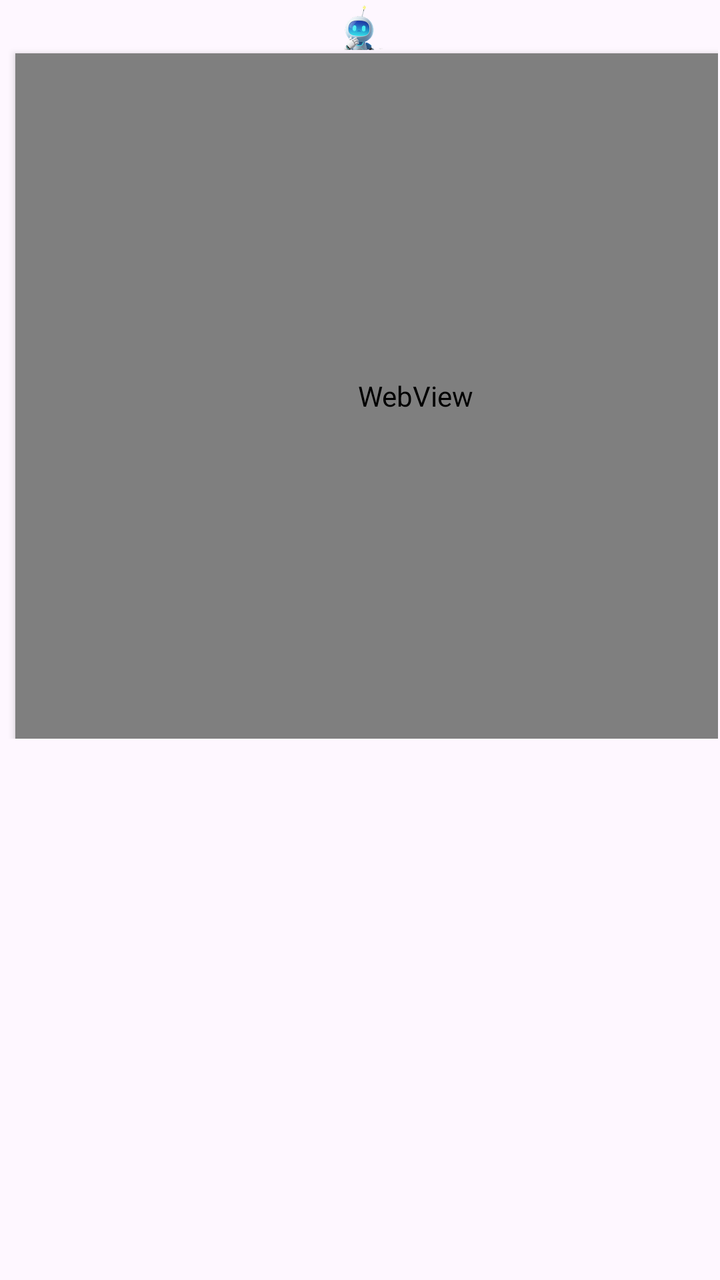
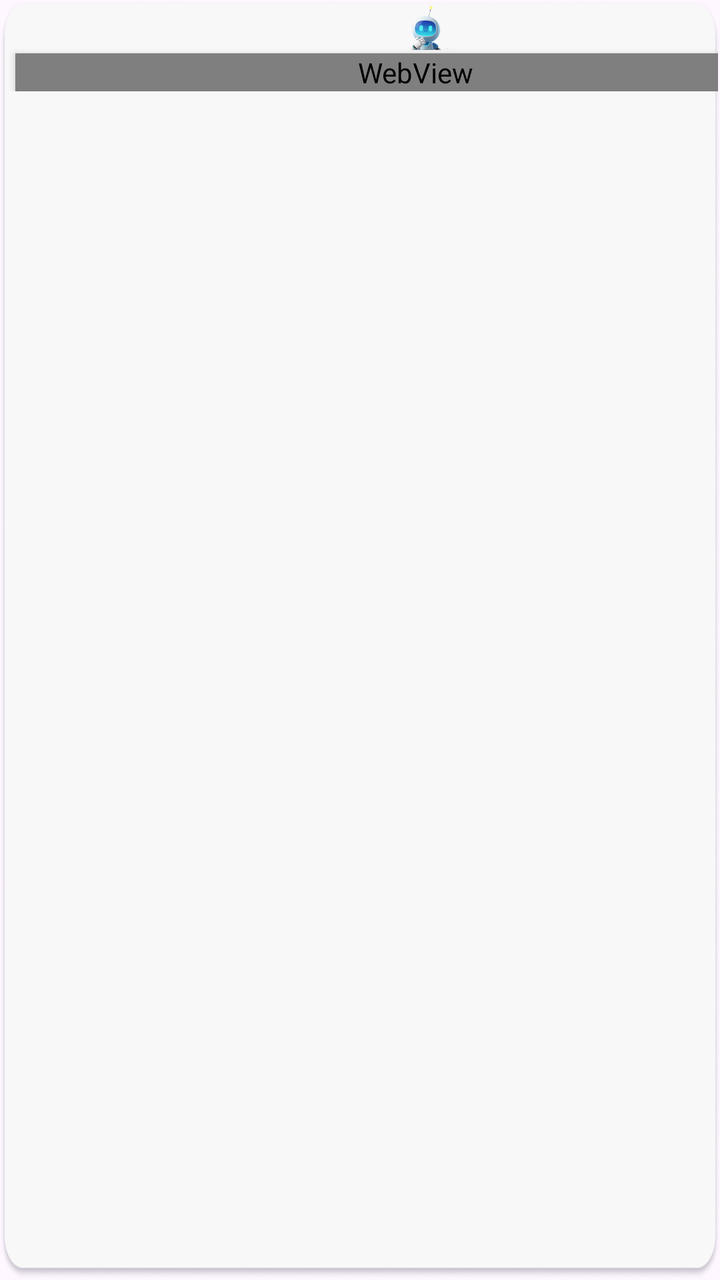

Compare the two renders of this Android layout. The source of the first and the diff that turns it into the second are given below.
<!-- AndroidManifest.xml: application theme Theme.AIAgent -->
<!-- res/layout/aiagent_window_layout.xml -->
<?xml version="1.0" encoding="utf-8"?>
<FrameLayout xmlns:android="http://schemas.android.com/apk/res/android"
    android:layout_width="1244px"
    android:layout_height="1252px"
    android:id="@+id/myFrameLayout"
    android:padding="1dp">
    

    <LinearLayout
        android:layout_width="wrap_content"
        android:layout_height="wrap_content"

        android:id="@+id/aiagentlinearLayout"

        android:orientation="vertical">
        <LinearLayout
            android:layout_width="wrap_content"
            android:layout_height="wrap_content"

            android:id="@+id/tipslayout"
            android:layout_marginLeft="500px"
            android:orientation="horizontal">
            <ImageView
                android:id="@+id/roboticon"
                android:layout_width="72px"
                android:layout_height="72px"

                android:scaleType="fitXY"
                android:src="@drawable/robot"
                android:visibility="visible" />
            <LinearLayout
                android:layout_width="wrap_content"
                android:layout_height="wrap_content"
                android:layout_marginLeft="50px"
                android:layout_marginTop="30px"
                android:id="@+id/inputtextslayout"

                android:orientation="vertical">
                <TextView
                    android:id="@+id/inputtext"
                    android:layout_width="600px"
                    android:layout_height="40px"
                    android:textColor="#FF000000"
                    android:textSize="20sp"/>

            </LinearLayout>


        </LinearLayout>
        <TextView
            android:id="@+id/proceduer"
            android:layout_width="235px"
            android:layout_height="40px"
            android:textColor="#FF007AFF"
            android:text="qwen3.0生成中..."
            android:visibility="gone"
            android:layout_marginLeft="450px"
            android:textSize="15sp"/>
        <WebView
            android:id="@+id/responseWebView"
            android:layout_width="1200px"
            android:layout_height="1028px"
            android:layout_marginLeft="20px"
            android:layout_marginTop="5px"
            android:elevation="2dp" />
    </LinearLayout>

</FrameLayout>
<!-- resources referenced by this layout -->
<resources>
  <!-- drawable robot: png bitmap (drawable, 20945 bytes) -->
  <style name="Theme.AIAgent" parent="Base.Theme.AIAgent" />
  <style name="Base.Theme.AIAgent" parent="Theme.Material3.DayNight.NoActionBar">
          
          
      </style>
</resources>

<!-- the commit's change to res/layout/aiagent_window_layout.xml (unified diff, before → after) -->
@@ -1,8 +1,10 @@
 <?xml version="1.0" encoding="utf-8"?>
 <FrameLayout xmlns:android="http://schemas.android.com/apk/res/android"
     android:layout_width="1244px"
-    android:layout_height="1252px"
+    android:layout_height="wrap_content"
     android:id="@+id/myFrameLayout"
+    android:background="@drawable/aiagentwindowbigbg"
+    android:scaleType="fitXY"
     android:padding="1dp">
     
 
@@ -18,7 +20,7 @@
             android:layout_height="wrap_content"
 
             android:id="@+id/tipslayout"
-            android:layout_marginLeft="500px"
+            android:layout_marginLeft="600px"
             android:orientation="horizontal">
             <ImageView
                 android:id="@+id/roboticon"
@@ -54,12 +56,12 @@
             android:textColor="#FF007AFF"
             android:text="qwen3.0生成中..."
             android:visibility="gone"
-            android:layout_marginLeft="450px"
+            android:layout_marginLeft="550px"
             android:textSize="15sp"/>
         <WebView
             android:id="@+id/responseWebView"
             android:layout_width="1200px"
-            android:layout_height="1028px"
+            android:layout_height="wrap_content"
             android:layout_marginLeft="20px"
             android:layout_marginTop="5px"
             android:elevation="2dp" />
<!-- resource entries referenced after the edit -->
@@ -1,5 +1,6 @@
 <!-- resources referenced by this layout -->
 <resources>
+  <!-- drawable aiagentwindowbigbg: png bitmap (drawable, 59375 bytes) -->
   <!-- drawable robot: png bitmap (drawable, 20945 bytes) -->
   <style name="Theme.AIAgent" parent="Base.Theme.AIAgent" />
   <style name="Base.Theme.AIAgent" parent="Theme.Material3.DayNight.NoActionBar">
